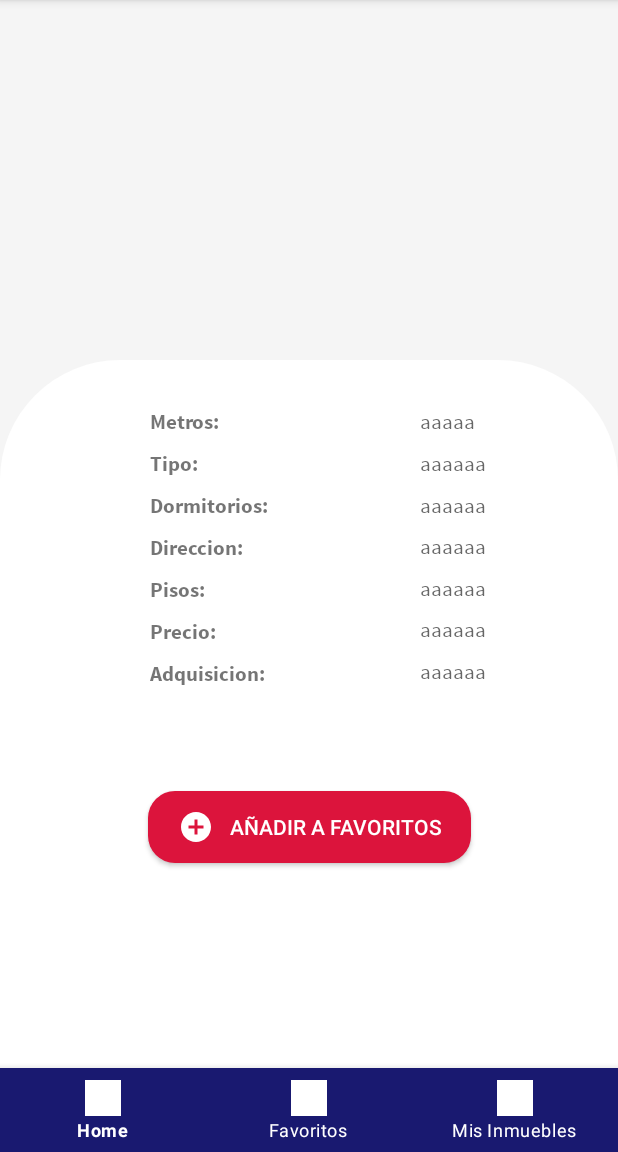
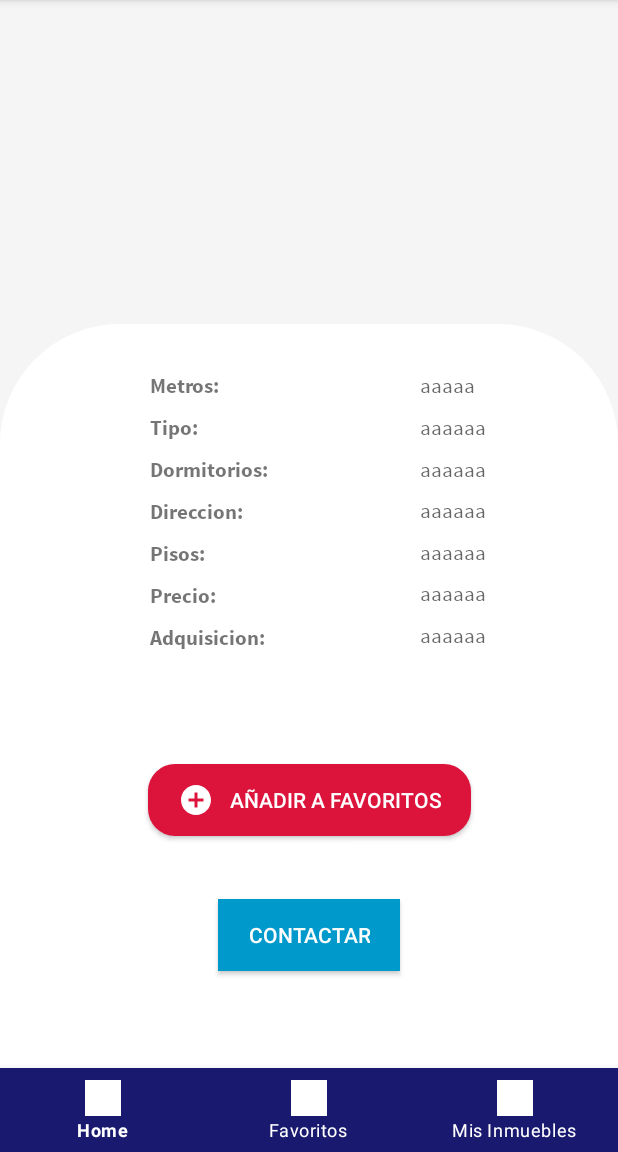
Before and after one commit to RenSolis/inmobiApp, an Android app: the fragment PropertyShowFragment placed in its activity, on a phone screen of 412 x 824 dp, the part 84-1236 px from its top. Run offline under Robolectric (Android 15) with nearby library versions, the phone set to English and light mode, and no system bars; our stand-ins replace Firebase (no records; nobody signed in at launch, a user with empty details on screens opened directly), Picasso; pictures from the network do not load.

Commit message:
Add Wpp Message

```diff
--- a/app/src/main/java/com/example/inmobiapp/fragments/ListPropertiesFragment.java
+++ b/app/src/main/java/com/example/inmobiapp/fragments/ListPropertiesFragment.java
@@ -35,11 +35,6 @@ public class ListPropertiesFragment extends Fragment {
 
     public static ListPropertiesFragment newInstance() {
         ListPropertiesFragment fragment = new ListPropertiesFragment();
-
-        // Bundle args = new Bundle();
-        // args.putString("algo", param1);
-        // args.putString("algo2", param2);
-        // fragment.setArguments(args);
 
         return fragment;
     }
--- a/app/src/main/res/layout/activity_detail.xml
+++ b/app/src/main/res/layout/activity_detail.xml
@@ -11,7 +11,7 @@
         android:id="@+id/detail_background"
         android:layout_width="wrap_content"
         android:layout_height="wrap_content"
-        android:layout_marginTop="32dp"
+        android:layout_marginTop="8dp"
         android:background="@drawable/round_whitebackground"
         app:layout_constraintBottom_toBottomOf="parent"
         app:layout_constraintEnd_toEndOf="parent"
@@ -22,7 +22,7 @@
 
     <ImageView
         android:id="@+id/detail_Img"
-        android:layout_width="wrap_content"
+        android:layout_width="match_parent"
         android:layout_height="200dp"
         android:layout_marginTop="8dp"
         android:scaleType="fitXY"
@@ -210,16 +210,19 @@
         app:layout_constraintTop_toBottomOf="@+id/detail_TitleAdq"
         app:layout_constraintVertical_bias="0.259" />
 
-    <com.google.android.material.bottomnavigation.BottomNavigationView
-        android:id="@+id/navigationBar"
-        android:layout_width="match_parent"
+    <androidx.appcompat.widget.AppCompatButton
+        android:id="@+id/detail_BttnContact"
+        android:layout_width="wrap_content"
         android:layout_height="wrap_content"
-        android:layout_gravity="bottom"
-        android:background="@color/almost_blue"
-        app:itemIconTint="@color/white"
-        app:itemTextColor="@color/white"
+        android:background="@android:color/holo_blue_dark"
+        android:drawablePadding="10dp"
+        android:paddingLeft="20dp"
+        android:paddingRight="20dp"
+        android:text="Contactar"
+        android:textColor="@color/white"
         app:layout_constraintBottom_toBottomOf="parent"
         app:layout_constraintEnd_toEndOf="parent"
         app:layout_constraintStart_toStartOf="parent"
-        app:menu="@menu/menu_bottom_nav" />
+        app:layout_constraintTop_toBottomOf="@+id/detail_BttnFavorite"
+        app:layout_constraintVertical_bias="0.259" />
 </androidx.constraintlayout.widget.ConstraintLayout>
--- a/app/src/main/res/layout/recyclerview_inmuebles.xml
+++ b/app/src/main/res/layout/recyclerview_inmuebles.xml
@@ -12,5 +12,6 @@
         app:layout_constraintBottom_toBottomOf  ="parent"
         app:layout_constraintEnd_toEndOf        ="parent"
         app:layout_constraintStart_toStartOf    ="parent"
-        app:layout_constraintTop_toTopOf        ="parent" />
+        app:layout_constraintTop_toTopOf        ="parent"
+        android:layout_marginBottom="60dp"/>
 </androidx.constraintlayout.widget.ConstraintLayout>
```
Also changed, not shown: app/src/main/java/com/example/inmobiapp/fragments/PropertyShowFragment.java (+25 -1 lines), app/src/main/java/com/example/inmobiapp/models/Property.java (+11 -1 lines).
